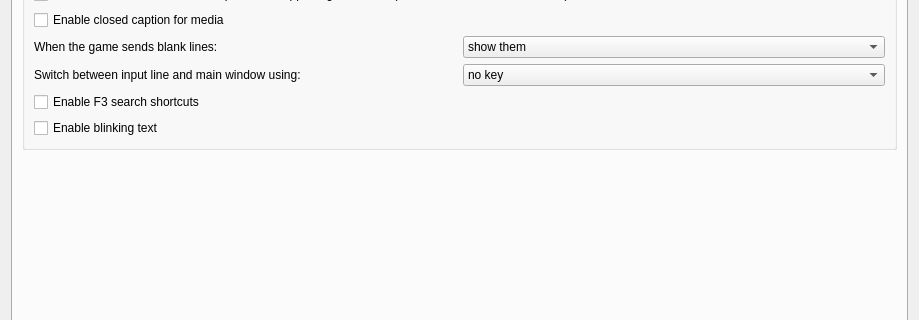
This is src/ui/profile_preferences.ui in Mudlet/Mudlet as Qt 5 draws it before an edit; both pictures show x 0 to 919 and y 117 to 437 of the 919 by 986 pixel window. The edited form follows.
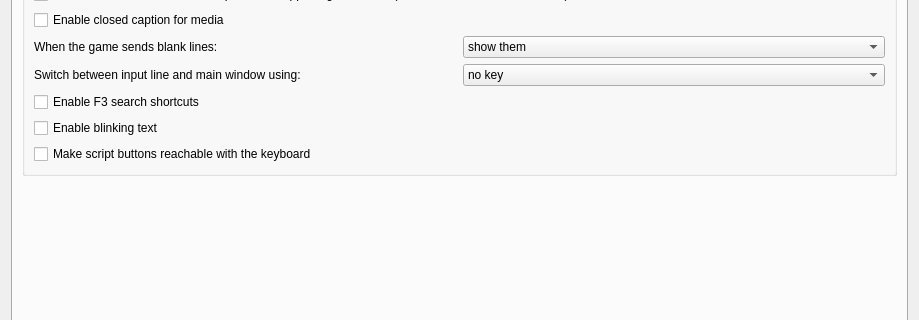
This is the edited form. The open tabs and pages were chosen to show the change. Icons and pictures are not drawn. Custom widgets are drawn as their Qt base class.

Commit message: Improve: Buttons made from labels can be reached and pressed with the keyboard

```diff
--- a/src/ui/profile_preferences.ui
+++ b/src/ui/profile_preferences.ui
@@ -4743,6 +4743,19 @@
             </property>
            </widget>
           </item>
+          <item row="7" column="0" colspan="2">
+           <widget class="QCheckBox" name="checkBox_accessibleLabels">
+            <property name="toolTip">
+             <string>&lt;p&gt;Lets you reach the buttons that scripts and packages make out of labels with the Tab key, and press them with Space or Enter. A focused button is outlined. This changes the Tab order in packages, so it is off unless you turn it on.&lt;/p&gt;</string>
+            </property>
+            <property name="accessibleDescription">
+             <string>When checked, buttons that scripts and packages make out of labels can be reached with the Tab key and pressed with Space or Enter, and a focused one is outlined.</string>
+            </property>
+            <property name="text">
+             <string>Make script buttons reachable with the keyboard</string>
+            </property>
+           </widget>
+          </item>
          </layout>
         </widget>
        </item>
```
Left out of the diff: 1 changed line with no effect on the pictures. The commit also changes 18 other files.
